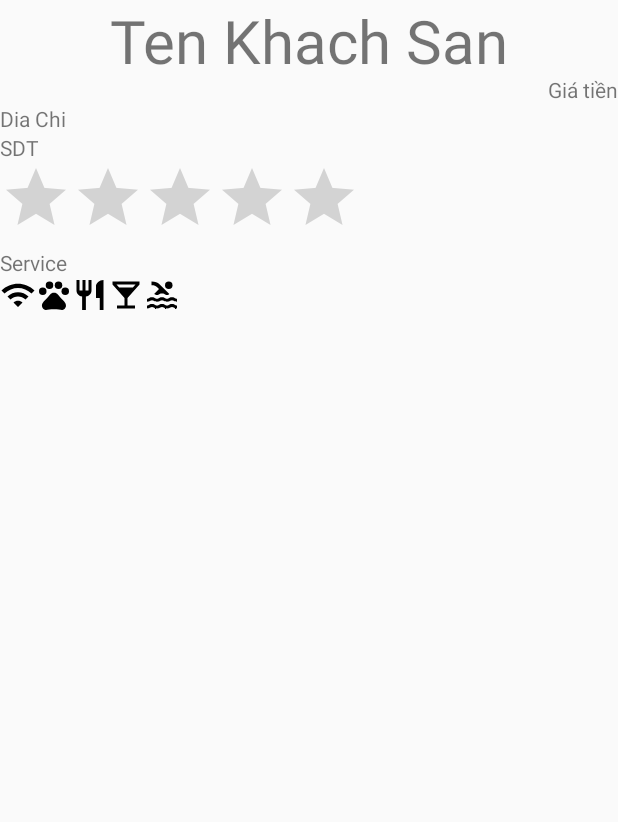
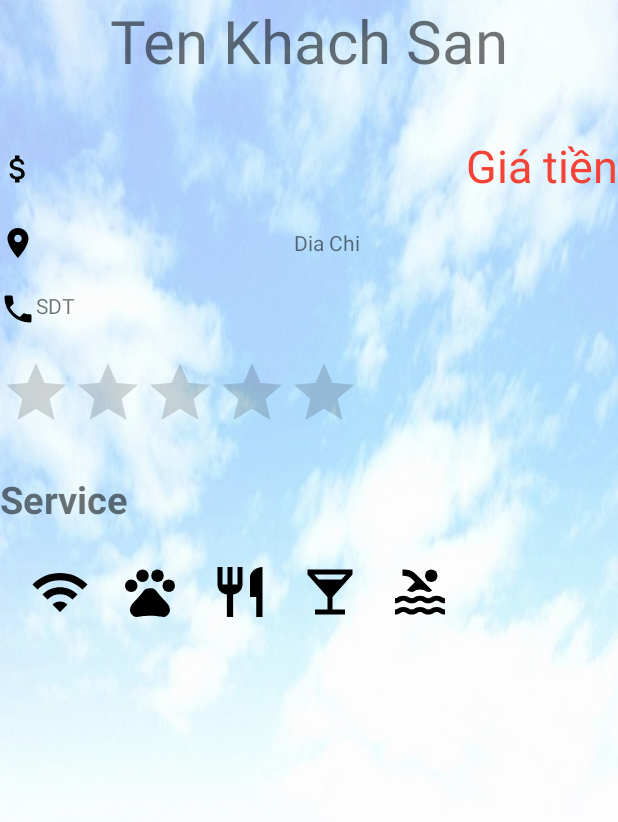
Before and after one commit to kienthuan96/Hotel-v2.0, an Android app: the layout layout_thongtin.xml on its own in the app's theme, with its tools: preview values and no code run, on a phone screen of 412 x 824 dp. Shown: the top 822 px of the screen. Run offline under Robolectric (Android 15) with nearby library versions, the phone set to English and light mode, and no system bars.

Commit message:
custom login

```diff
--- a/app/src/main/res/drawable/custom_edittext_login.xml
+++ b/app/src/main/res/drawable/custom_edittext_login.xml
@@ -5,5 +5,5 @@
     <padding android:left="15dp"></padding>
     <solid android:color="#FFFF8D"></solid>
     <corners android:radius="50dp"></corners>
-
+    <stroke android:color="#0277BD" android:width="3dp"></stroke>
 </shape>
--- a/app/src/main/res/drawable/custom_imageview_login.xml
+++ b/app/src/main/res/drawable/custom_imageview_login.xml
@@ -3,5 +3,5 @@
     android:shape="oval">
     <corners android:radius="100dp"></corners>
     <solid android:color="#FFFF8D"></solid>
-
+    <stroke android:color="#0277BD" android:width="3dp"></stroke>
 </shape>
--- /dev/null
+++ b/app/src/main/res/drawable/ic_attach_money_black_24dp.xml
@@ -0,0 +1,9 @@
+<vector xmlns:android="http://schemas.android.com/apk/res/android"
+        android:width="24dp"
+        android:height="24dp"
+        android:viewportWidth="24.0"
+        android:viewportHeight="24.0">
+    <path
+        android:fillColor="#FF000000"
+        android:pathData="M11.8,10.9c-2.27,-0.59 -3,-1.2 -3,-2.15 0,-1.09 1.01,-1.85 2.7,-1.85 1.78,0 2.44,0.85 2.5,2.1h2.21c-0.07,-1.72 -1.12,-3.3 -3.21,-3.81V3h-3v2.16c-1.94,0.42 -3.5,1.68 -3.5,3.61 0,2.31 1.91,3.46 4.7,4.13 2.5,0.6 3,1.48 3,2.41 0,0.69 -0.49,1.79 -2.7,1.79 -2.06,0 -2.87,-0.92 -2.98,-2.1h-2.2c0.12,2.19 1.76,3.42 3.68,3.83V21h3v-2.15c1.95,-0.37 3.5,-1.5 3.5,-3.55 0,-2.84 -2.43,-3.81 -4.7,-4.4z"/>
+</vector>
--- /dev/null
+++ b/app/src/main/res/drawable/ic_local_phone_black_24dp.xml
@@ -0,0 +1,9 @@
+<vector xmlns:android="http://schemas.android.com/apk/res/android"
+        android:width="24dp"
+        android:height="24dp"
+        android:viewportWidth="24.0"
+        android:viewportHeight="24.0">
+    <path
+        android:fillColor="#FF000000"
+        android:pathData="M6.62,10.79c1.44,2.83 3.76,5.14 6.59,6.59l2.2,-2.2c0.27,-0.27 0.67,-0.36 1.02,-0.24 1.12,0.37 2.33,0.57 3.57,0.57 0.55,0 1,0.45 1,1V20c0,0.55 -0.45,1 -1,1 -9.39,0 -17,-7.61 -17,-17 0,-0.55 0.45,-1 1,-1h3.5c0.55,0 1,0.45 1,1 0,1.25 0.2,2.45 0.57,3.57 0.11,0.35 0.03,0.74 -0.25,1.02l-2.2,2.2z"/>
+</vector>
--- /dev/null
+++ b/app/src/main/res/drawable/ic_location_on_black_24dp.xml
@@ -0,0 +1,9 @@
+<vector xmlns:android="http://schemas.android.com/apk/res/android"
+        android:width="24dp"
+        android:height="24dp"
+        android:viewportWidth="24.0"
+        android:viewportHeight="24.0">
+    <path
+        android:fillColor="#FF000000"
+        android:pathData="M12,2C8.13,2 5,5.13 5,9c0,5.25 7,13 7,13s7,-7.75 7,-13c0,-3.87 -3.13,-7 -7,-7zM12,11.5c-1.38,0 -2.5,-1.12 -2.5,-2.5s1.12,-2.5 2.5,-2.5 2.5,1.12 2.5,2.5 -1.12,2.5 -2.5,2.5z"/>
+</vector>
--- a/app/src/main/res/layout/activity_login.xml
+++ b/app/src/main/res/layout/activity_login.xml
@@ -85,12 +85,13 @@
             android:layout_alignBottom="@+id/txt_link_register"
             android:layout_centerHorizontal="true"
             android:text="Login"
+            android:textStyle="bold"
             android:textColor="@color/gray"
-            app:sub_btn_background="@color/white"
-            app:sub_btn_duration="800"
-            app:sub_btn_line_color="#FFFF8D"
-            app:sub_btn_ripple_color="#FFFF8D"
-            app:sub_btn_tick_color="@color/white" />
+            app:sub_btn_background="#FFFF00"
+            app:sub_btn_duration="900"
+            app:sub_btn_line_color="#0277BD"
+            app:sub_btn_ripple_color="#0277BD"
+            app:sub_btn_tick_color="#FFFF00" />
 
         <TextView
             android:textColor="#0d0d0d"
--- a/app/src/main/res/layout/layout_thongtin.xml
+++ b/app/src/main/res/layout/layout_thongtin.xml
@@ -1,5 +1,6 @@
 <?xml version="1.0" encoding="utf-8"?>
 <RelativeLayout xmlns:android="http://schemas.android.com/apk/res/android"
+    android:background="@drawable/favorite"
     android:layout_width="match_parent"
     android:layout_height="match_parent">
     <TextView
@@ -9,68 +10,96 @@
         android:id="@+id/txtTenKS"
         android:layout_width="match_parent "
         android:layout_height="50dp" />
+
     <TextView
+        android:drawableLeft="@drawable/ic_attach_money_black_24dp"
+        android:textSize="30dp"
+        android:textColor="#F44336"
+        android:id="@+id/txtGiaKS"
+        android:layout_width="match_parent "
+        android:layout_height="46dp"
+        android:layout_alignParentStart="true"
+        android:layout_alignParentTop="true"
+        android:layout_marginTop="90dp"
         android:gravity="right"
-        android:text="Giá tiền"
-        android:id="@+id/txtGiaKS"
-        android:layout_below="@+id/txtTenKS"
+        android:text="Giá tiền" />
+
+    <TextView
+        android:gravity="center"
+        android:drawableLeft="@drawable/ic_location_on_black_24dp"
+        android:id="@+id/txtDiaChiKS"
         android:layout_width="match_parent "
-        android:layout_height="wrap_content" />
+        android:layout_height="wrap_content"
+        android:layout_alignParentStart="true"
+        android:layout_alignParentTop="true"
+        android:layout_marginTop="150dp"
+        android:text="Dia Chi" />
     <TextView
-        android:text="Dia Chi"
-        android:id="@+id/txtDiaChiKS"
-        android:layout_below="@+id/txtGiaKS"
-        android:layout_width="match_parent "
-        android:layout_height="wrap_content" />
-    <TextView
+        android:layout_marginTop="20dp"
+        android:drawableLeft="@drawable/ic_local_phone_black_24dp"
         android:text="SDT"
         android:id="@+id/txtSDTKS"
         android:layout_below="@+id/txtDiaChiKS"
         android:layout_width="match_parent "
         android:layout_height="wrap_content" />
     <RatingBar
+        android:layout_marginTop="20dp"
         android:id="@+id/rbKS"
         android:layout_below="@+id/txtSDTKS"
         android:layout_width="wrap_content"
         android:layout_height="wrap_content" />
+
     <TextView
+        android:layout_marginTop="20dp"
+        android:textStyle="bold"
+        android:textSize="25dp"
         android:id="@+id/txtService"
+        android:layout_width="116dp"
+        android:layout_height="39dp"
         android:layout_below="@+id/rbKS"
-        android:text="Service"
-        android:layout_width="wrap_content"
-        android:layout_height="wrap_content" />
+        android:text="Service" />
     <ImageView
+        android:layout_marginLeft="20dp"
+        android:layout_marginTop="20dp"
         android:id="@+id/imgWifi"
         android:src="@drawable/ic_wifi_black_24dp"
         android:layout_below="@id/txtService"
-        android:layout_width="wrap_content"
-        android:layout_height="wrap_content" />
+        android:layout_width="40dp"
+        android:layout_height="40dp" />
 
     <ImageView
+        android:layout_marginLeft="20dp"
+        android:layout_marginTop="20dp"
         android:id="@+id/imgPet"
-        android:layout_width="wrap_content"
-        android:layout_height="wrap_content"
+        android:layout_width="40dp"
+        android:layout_height="40dp"
         android:layout_below="@+id/txtService"
         android:layout_toEndOf="@+id/imgWifi"
         android:src="@drawable/ic_pets_black_24dp" />
     <ImageView
+        android:layout_marginLeft="20dp"
+        android:layout_marginTop="20dp"
         android:id="@+id/imgRestaurant"
-        android:layout_width="wrap_content"
-        android:layout_height="wrap_content"
+        android:layout_width="40dp"
+        android:layout_height="40dp"
         android:layout_below="@+id/txtService"
         android:layout_toEndOf="@+id/imgPet"
         android:src="@drawable/ic_restaurant_black_24dp" />
     <ImageView
+        android:layout_marginLeft="20dp"
+        android:layout_marginTop="20dp"
         android:id="@+id/imgBar"
-        android:layout_width="wrap_content"
-        android:layout_height="wrap_content"
+        android:layout_width="40dp"
+        android:layout_height="40dp"
         android:layout_below="@+id/txtService"
         android:layout_toEndOf="@+id/imgRestaurant"
         android:src="@drawable/ic_local_bar_black_24dp" />
     <ImageView
+        android:layout_marginLeft="20dp"
+        android:layout_marginTop="20dp"
         android:id="@+id/imgSwimmingPool"
-        android:layout_width="wrap_content"
-        android:layout_height="wrap_content"
+        android:layout_width="40dp"
+        android:layout_height="40dp"
         android:layout_below="@+id/txtService"
         android:layout_toEndOf="@+id/imgBar"
         android:src="@drawable/ic_pool_black_24dp" />
```
